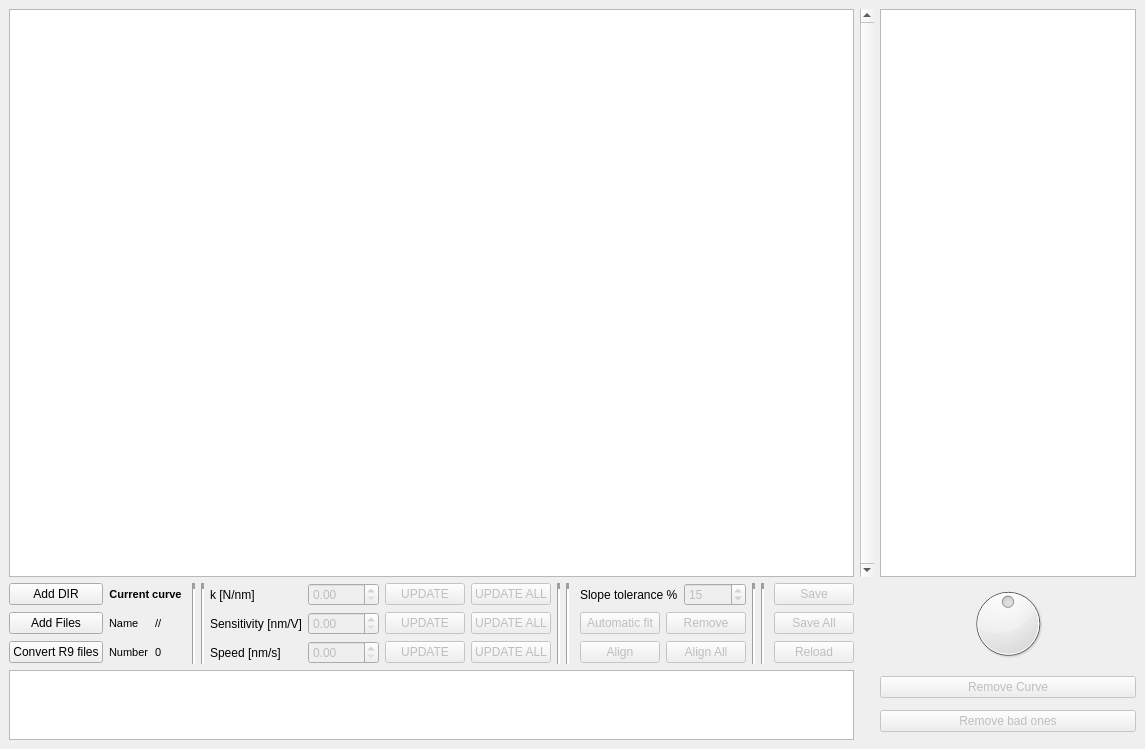
This is qt/qtView.ui in lando1784/SiMPlE as Qt 5 draws it before an edit. The edited form follows.
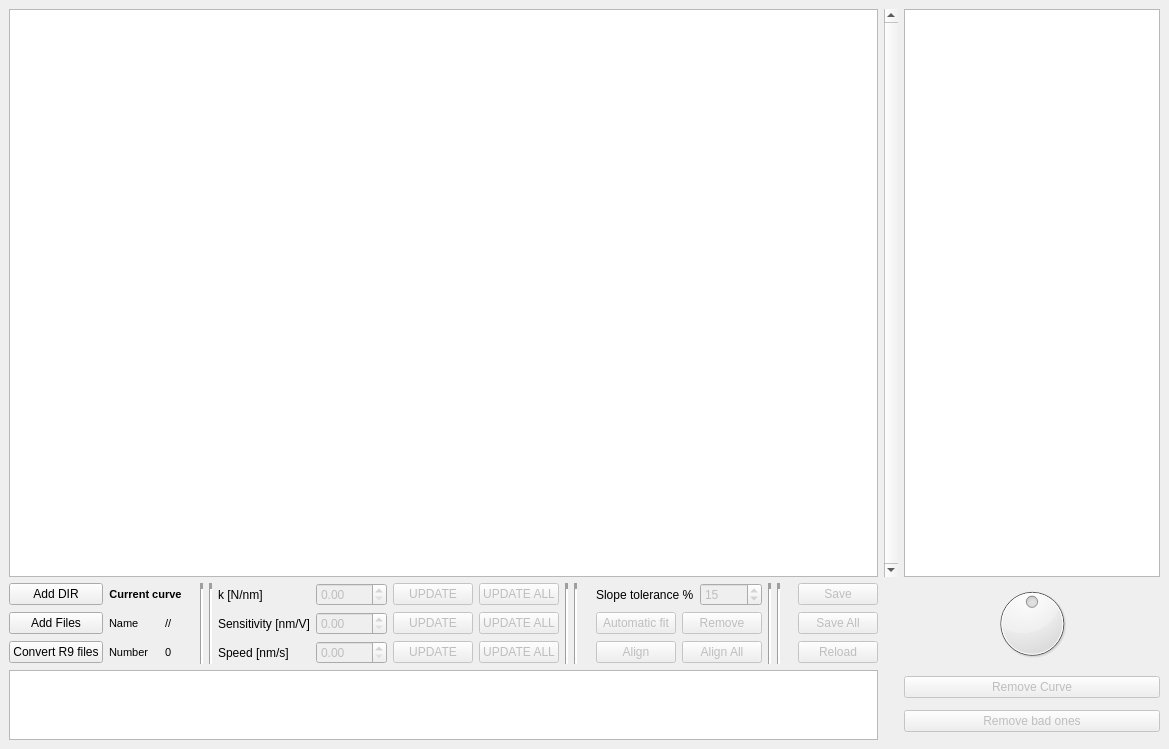
This is the edited form. Icons and pictures are not drawn. Custom widgets are drawn as their Qt base class.

Commit message: e 008prel - Added cursor class and new GUI in fieri....

What changed in the file:
```diff
--- a/qt/qtView.ui
+++ b/qt/qtView.ui
@@ -6,7 +6,7 @@
    <rect>
     <x>0</x>
     <y>0</y>
-    <width>1145</width>
+    <width>1169</width>
     <height>749</height>
    </rect>
   </property>
@@ -75,7 +75,7 @@
      </widget>
     </item>
     <item row="1" column="0" colspan="2">
-     <layout class="QGridLayout" name="gridLayout_3" columnstretch="0,0,0,0,0,0,0,0,0,0,0,0,0,0,0,0,0,0">
+     <layout class="QGridLayout" name="gridLayout_3" columnstretch="3,3,1,1,1,1,3,3,3,3,1,1,1,7,1,1,1,3">
       <item row="0" column="15" rowspan="3">
        <widget class="Line" name="line_6">
         <property name="lineWidth">
```
Left out of the diff: 2 changed lines with no effect on the pictures. The commit also changes 5 other files.
